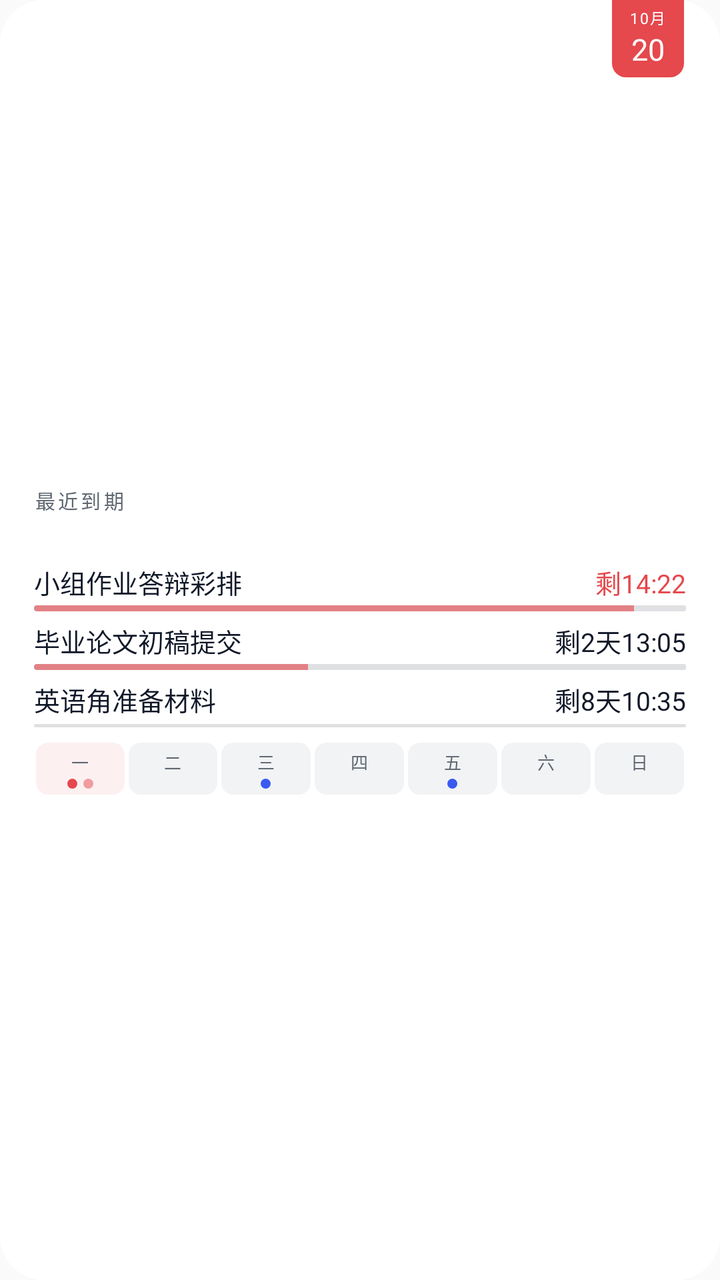
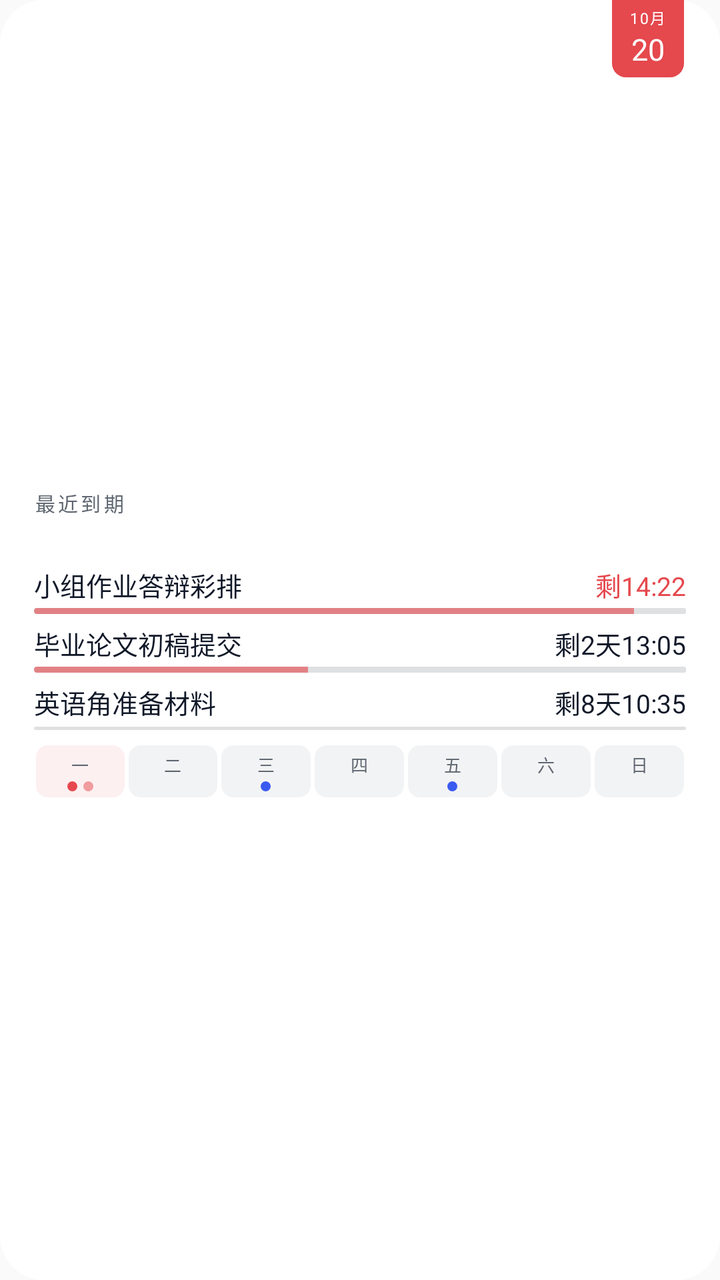

Screens rendered from an Android XML layout before and after an edit, with the pre-edit source and the edit as a unified diff.
<!-- AndroidManifest.xml: application theme android:Theme.Material.Light.NoActionBar -->
<!-- res/layout/widget_v3_preview.xml -->
<?xml version="1.0" encoding="utf-8"?>
<FrameLayout xmlns:android="http://schemas.android.com/apk/res/android"
    android:layout_width="match_parent"
    android:layout_height="match_parent"
    android:background="@drawable/widget_bg_light">

    <LinearLayout
        android:layout_width="match_parent"
        android:layout_height="wrap_content"
        android:layout_gravity="center_vertical"
        android:orientation="vertical"
        android:paddingStart="17dp"
        android:paddingTop="6dp"
        android:paddingEnd="17dp"
        android:paddingBottom="6dp">

        <TextView
            android:layout_width="wrap_content"
            android:layout_height="wrap_content"
            android:layout_marginBottom="18dp"
            android:text="最近到期"
            android:textColor="#FF5F6771"
            android:textSize="10sp"
            android:letterSpacing="0.14"
/>

        
        <LinearLayout
            android:layout_width="match_parent"
            android:layout_height="wrap_content"
            android:layout_marginTop="6dp"
            android:orientation="vertical">

            <LinearLayout
                android:layout_width="match_parent"
                android:layout_height="wrap_content"
                android:orientation="horizontal">

                <TextView
                    android:layout_width="0dp"
                    android:layout_height="wrap_content"
                    android:layout_weight="1"
                    android:text="小组作业答辩彩排"
                    android:textColor="#FF101828"
                    android:textSize="13sp"
                    android:maxLines="1"
                    android:ellipsize="end"
/>

                <TextView
                    android:layout_width="wrap_content"
                    android:layout_height="wrap_content"
                    android:layout_marginStart="10dp"
                    android:text="剩14:22"
                    android:textColor="#FFE5484D"
                    android:textSize="13sp"
                    android:maxLines="1"
/>
            </LinearLayout>

            <FrameLayout
                android:layout_width="match_parent"
                android:layout_height="wrap_content"
                android:layout_marginTop="2dp">

                <TextView
                    android:layout_width="match_parent"
                    android:layout_height="3dp"
                    android:background="@drawable/widget_ruler_track_light" />

                <ProgressBar
                    style="@android:style/Widget.ProgressBar.Horizontal"
                    android:layout_width="match_parent"
                    android:layout_height="3dp"
                    android:max="100"
                    android:progress="92"
                    android:progressDrawable="@drawable/widget_ruler_progress" />
            </FrameLayout>
        </LinearLayout>

        
        <LinearLayout
            android:layout_width="match_parent"
            android:layout_height="wrap_content"
            android:layout_marginTop="5dp"
            android:orientation="vertical">

            <LinearLayout
                android:layout_width="match_parent"
                android:layout_height="wrap_content"
                android:orientation="horizontal">

                <TextView
                    android:layout_width="0dp"
                    android:layout_height="wrap_content"
                    android:layout_weight="1"
                    android:text="毕业论文初稿提交"
                    android:textColor="#FF101828"
                    android:textSize="13sp"
                    android:maxLines="1"
                    android:ellipsize="end"
/>

                <TextView
                    android:layout_width="wrap_content"
                    android:layout_height="wrap_content"
                    android:layout_marginStart="10dp"
                    android:text="剩2天13:05"
                    android:textColor="#FF101828"
                    android:textSize="13sp"
                    android:maxLines="1"
/>
            </LinearLayout>

            <FrameLayout
                android:layout_width="match_parent"
                android:layout_height="wrap_content"
                android:layout_marginTop="2dp">

                <TextView
                    android:layout_width="match_parent"
                    android:layout_height="3dp"
                    android:background="@drawable/widget_ruler_track_light" />

                <ProgressBar
                    style="@android:style/Widget.ProgressBar.Horizontal"
                    android:layout_width="match_parent"
                    android:layout_height="3dp"
                    android:max="100"
                    android:progress="42"
                    android:progressDrawable="@drawable/widget_ruler_progress" />
            </FrameLayout>
        </LinearLayout>

        
        <LinearLayout
            android:layout_width="match_parent"
            android:layout_height="wrap_content"
            android:layout_marginTop="5dp"
            android:orientation="vertical">

            <LinearLayout
                android:layout_width="match_parent"
                android:layout_height="wrap_content"
                android:orientation="horizontal">

                <TextView
                    android:layout_width="0dp"
                    android:layout_height="wrap_content"
                    android:layout_weight="1"
                    android:text="英语角准备材料"
                    android:textColor="#FF101828"
                    android:textSize="13sp"
                    android:maxLines="1"
                    android:ellipsize="end"
/>

                <TextView
                    android:layout_width="wrap_content"
                    android:layout_height="wrap_content"
                    android:layout_marginStart="10dp"
                    android:text="剩8天10:35"
                    android:textColor="#FF101828"
                    android:textSize="13sp"
                    android:maxLines="1"
/>
            </LinearLayout>

            <FrameLayout
                android:layout_width="match_parent"
                android:layout_height="3dp"
                android:layout_marginTop="2dp">

                <TextView
                    android:layout_width="match_parent"
                    android:layout_height="1.5dp"
                    android:layout_gravity="center_vertical"
                    android:background="@drawable/widget_ruler_track_light" />
            </FrameLayout>
        </LinearLayout>

        
        <LinearLayout
            android:layout_width="match_parent"
            android:layout_height="wrap_content"
            android:layout_marginTop="7dp"
            android:orientation="horizontal">

            <LinearLayout
                android:layout_width="0dp"
                android:layout_height="wrap_content"
                android:layout_marginStart="1dp"
                android:layout_marginEnd="1dp"
                android:layout_weight="1"
                android:background="@drawable/widget_cell_today_light"
                android:gravity="center_horizontal"
                android:orientation="vertical"
                android:paddingTop="3dp"
                android:paddingBottom="3dp">

                <TextView
                    android:layout_width="wrap_content"
                    android:layout_height="wrap_content"
                    android:text="一"
                    android:textColor="#FF5F6771"
                    android:textSize="8.5sp" />

                <LinearLayout
                    android:layout_width="wrap_content"
                    android:layout_height="5dp"
                    android:layout_marginTop="2dp"
                    android:gravity="center"
                    android:orientation="horizontal">

                    <TextView
                        android:layout_width="5dp"
                        android:layout_height="5dp"
                        android:background="@drawable/dot_red" />

                    <TextView
                        android:layout_width="5dp"
                        android:layout_height="5dp"
                        android:layout_marginStart="3dp"
                        android:background="@drawable/dot_red_soft" />
                </LinearLayout>
            </LinearLayout>

            <LinearLayout
                android:layout_width="0dp"
                android:layout_height="wrap_content"
                android:layout_marginStart="1dp"
                android:layout_marginEnd="1dp"
                android:layout_weight="1"
                android:background="@drawable/widget_cell_light"
                android:gravity="center_horizontal"
                android:orientation="vertical"
                android:paddingTop="3dp"
                android:paddingBottom="3dp">

                <TextView
                    android:layout_width="wrap_content"
                    android:layout_height="wrap_content"
                    android:text="二"
                    android:textColor="#FF5F6771"
                    android:textSize="8.5sp" />

                <LinearLayout
                    android:layout_width="wrap_content"
                    android:layout_height="5dp"
                    android:layout_marginTop="2dp"
                    android:gravity="center"
                    android:orientation="horizontal" />
            </LinearLayout>

            <LinearLayout
                android:layout_width="0dp"
                android:layout_height="wrap_content"
                android:layout_marginStart="1dp"
                android:layout_marginEnd="1dp"
                android:layout_weight="1"
                android:background="@drawable/widget_cell_light"
                android:gravity="center_horizontal"
                android:orientation="vertical"
                android:paddingTop="3dp"
                android:paddingBottom="3dp">

                <TextView
                    android:layout_width="wrap_content"
                    android:layout_height="wrap_content"
                    android:text="三"
                    android:textColor="#FF5F6771"
                    android:textSize="8.5sp" />

                <LinearLayout
                    android:layout_width="wrap_content"
                    android:layout_height="5dp"
                    android:layout_marginTop="2dp"
                    android:gravity="center"
                    android:orientation="horizontal">

                    <TextView
                        android:layout_width="5dp"
                        android:layout_height="5dp"
                        android:background="@drawable/dot_ind_light" />
                </LinearLayout>
            </LinearLayout>

            <LinearLayout
                android:layout_width="0dp"
                android:layout_height="wrap_content"
                android:layout_marginStart="1dp"
                android:layout_marginEnd="1dp"
                android:layout_weight="1"
                android:background="@drawable/widget_cell_light"
                android:gravity="center_horizontal"
                android:orientation="vertical"
                android:paddingTop="3dp"
                android:paddingBottom="3dp">

                <TextView
                    android:layout_width="wrap_content"
                    android:layout_height="wrap_content"
                    android:text="四"
                    android:textColor="#FF5F6771"
                    android:textSize="8.5sp" />

                <LinearLayout
                    android:layout_width="wrap_content"
                    android:layout_height="5dp"
                    android:layout_marginTop="2dp"
                    android:gravity="center"
                    android:orientation="horizontal" />
            </LinearLayout>

            <LinearLayout
                android:layout_width="0dp"
                android:layout_height="wrap_content"
                android:layout_marginStart="1dp"
                android:layout_marginEnd="1dp"
                android:layout_weight="1"
                android:background="@drawable/widget_cell_light"
                android:gravity="center_horizontal"
                android:orientation="vertical"
                android:paddingTop="3dp"
                android:paddingBottom="3dp">

                <TextView
                    android:layout_width="wrap_content"
                    android:layout_height="wrap_content"
                    android:text="五"
                    android:textColor="#FF5F6771"
                    android:textSize="8.5sp" />

                <LinearLayout
                    android:layout_width="wrap_content"
                    android:layout_height="5dp"
                    android:layout_marginTop="2dp"
                    android:gravity="center"
                    android:orientation="horizontal">

                    <TextView
                        android:layout_width="5dp"
                        android:layout_height="5dp"
                        android:background="@drawable/dot_ind_light" />
                </LinearLayout>
            </LinearLayout>

            <LinearLayout
                android:layout_width="0dp"
                android:layout_height="wrap_content"
                android:layout_marginStart="1dp"
                android:layout_marginEnd="1dp"
                android:layout_weight="1"
                android:background="@drawable/widget_cell_light"
                android:gravity="center_horizontal"
                android:orientation="vertical"
                android:paddingTop="3dp"
                android:paddingBottom="3dp">

                <TextView
                    android:layout_width="wrap_content"
                    android:layout_height="wrap_content"
                    android:text="六"
                    android:textColor="#FF5F6771"
                    android:textSize="8.5sp" />

                <LinearLayout
                    android:layout_width="wrap_content"
                    android:layout_height="5dp"
                    android:layout_marginTop="2dp"
                    android:gravity="center"
                    android:orientation="horizontal" />
            </LinearLayout>

            <LinearLayout
                android:layout_width="0dp"
                android:layout_height="wrap_content"
                android:layout_marginStart="1dp"
                android:layout_marginEnd="1dp"
                android:layout_weight="1"
                android:background="@drawable/widget_cell_light"
                android:gravity="center_horizontal"
                android:orientation="vertical"
                android:paddingTop="3dp"
                android:paddingBottom="3dp">

                <TextView
                    android:layout_width="wrap_content"
                    android:layout_height="wrap_content"
                    android:text="日"
                    android:textColor="#FF5F6771"
                    android:textSize="8.5sp" />

                <LinearLayout
                    android:layout_width="wrap_content"
                    android:layout_height="5dp"
                    android:layout_marginTop="2dp"
                    android:gravity="center"
                    android:orientation="horizontal" />
            </LinearLayout>
        </LinearLayout>
    </LinearLayout>

    <LinearLayout
        android:layout_width="36dp"
        android:layout_height="wrap_content"
        android:layout_gravity="top|end"
        android:layout_marginEnd="18dp"
        android:background="@drawable/widget_calpg_light"
        android:gravity="center_horizontal"
        android:orientation="vertical"
        android:paddingTop="3dp"
        android:paddingBottom="4dp">

        <TextView
            android:layout_width="wrap_content"
            android:layout_height="wrap_content"
            android:text="10月"
            android:textColor="#FFFFFFFF"
            android:textSize="7.5sp"
            android:letterSpacing="0.08"
/>

        <TextView
            android:layout_width="wrap_content"
            android:layout_height="wrap_content"
            android:text="20"
            android:textColor="#FFFFFFFF"
            android:textSize="15sp"
/>
    </LinearLayout>
</FrameLayout>
<!-- resources referenced by this layout -->
<resources>
  <!-- drawable dot_ind_light (drawable) -->
  <?xml version="1.0" encoding="utf-8"?>
  <shape xmlns:android="http://schemas.android.com/apk/res/android" android:shape="oval">
      <solid android:color="#FF3A5AF0" />
  </shape>
  <!-- drawable dot_red (drawable) -->
  <?xml version="1.0" encoding="utf-8"?>
  <shape xmlns:android="http://schemas.android.com/apk/res/android" android:shape="oval">
      <solid android:color="#FFE5484D" />
  </shape>
  <!-- drawable dot_red_soft (drawable) -->
  <?xml version="1.0" encoding="utf-8"?>
  <shape xmlns:android="http://schemas.android.com/apk/res/android" android:shape="oval">
      <solid android:color="#80E5484D" />
  </shape>
  <!-- drawable widget_bg_light (drawable) -->
  <?xml version="1.0" encoding="utf-8"?>
  <shape xmlns:android="http://schemas.android.com/apk/res/android">
      <solid android:color="#FFFFFFFF" />
      <corners android:radius="22dp" />
  </shape>
  <!-- drawable widget_calpg_light (drawable) -->
  <?xml version="1.0" encoding="utf-8"?>
  <shape xmlns:android="http://schemas.android.com/apk/res/android">
      <solid android:color="#FFE5484D" />
      <corners android:bottomLeftRadius="7dp" android:bottomRightRadius="7dp" />
  </shape>
  <!-- drawable widget_cell_light (drawable) -->
  <?xml version="1.0" encoding="utf-8"?>
  <shape xmlns:android="http://schemas.android.com/apk/res/android">
      <solid android:color="#0D101828" />
      <corners android:radius="6dp" />
  </shape>
  <!-- drawable widget_cell_today_light (drawable) -->
  <?xml version="1.0" encoding="utf-8"?>
  <shape xmlns:android="http://schemas.android.com/apk/res/android">
      <solid android:color="#14E5484D" />
      <corners android:radius="6dp" />
  </shape>
  <!-- drawable widget_ruler_progress (drawable) -->
  <?xml version="1.0" encoding="utf-8"?>
  <layer-list xmlns:android="http://schemas.android.com/apk/res/android">
      <item android:id="@android:id/progress">
          <clip>
              <shape android:shape="rectangle">
                  <corners android:radius="2dp" />
                  <solid android:color="#9EE5484D" />
              </shape>
          </clip>
      </item>
  </layer-list>
  <!-- drawable widget_ruler_track_light (drawable) -->
  <?xml version="1.0" encoding="utf-8"?>
  <shape xmlns:android="http://schemas.android.com/apk/res/android">
      <solid android:color="#22101828" />
      <corners android:radius="1dp" />
  </shape>
</resources>

<!-- the commit's change to res/layout/widget_v3_preview.xml (unified diff, before → after) -->
@@ -10,9 +10,9 @@
         android:layout_gravity="center_vertical"
         android:orientation="vertical"
         android:paddingStart="17dp"
-        android:paddingTop="6dp"
+        android:paddingTop="11dp"
         android:paddingEnd="17dp"
-        android:paddingBottom="6dp">
+        android:paddingBottom="8dp">
 
         <TextView
             android:layout_width="wrap_content"
